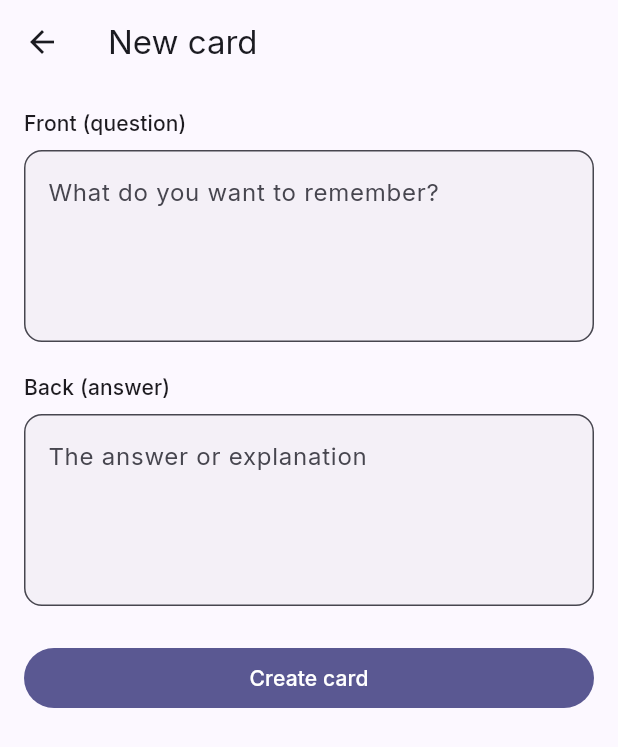
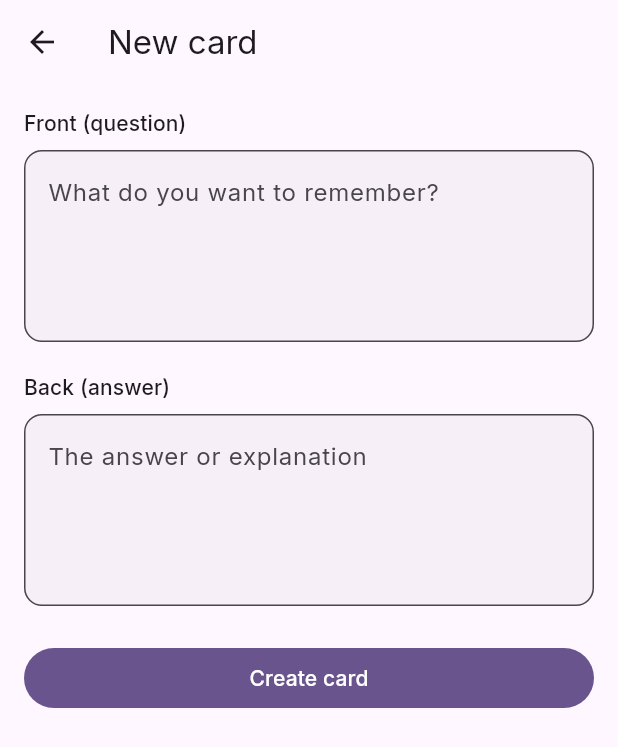
Before and after one commit to ErlendNukke/flashcards, a Flutter app: the screen it shows after launch, after a tap on "New card", on a phone screen of 412 x 824 dp. Shown: the top 747 px of the screen. Run offline on Flutter 3.47's test engine with Material 3 defaults, Android fonts, the phone set to English and light mode, and no system bars; our stand-ins replace google_fonts, shared_preferences; network calls fail.

Commit message:
Add Flashcards app icon and indigo web theme
Use flutter_launcher_icons from assets/icon/app_icon.png for Android, iOS,
and web (favicon, PWA, maskable, apple-touch-icon). Align manifest theme
color and production API URL with the live Render deployment.

Co-authored-by: ErlendNukke <ErlendNukke@users.noreply.github.com>

```diff
--- a/mobile/lib/core/config.dart
+++ b/mobile/lib/core/config.dart
@@ -1,4 +1,4 @@
 class AppConfig {
   /// Replace after Firebase deploy with your Render API URL.
-  static const String productionApiBaseUrl = 'https://flashcards-api.onrender.com';
+  static const String productionApiBaseUrl = 'https://flashcards-api-ugap.onrender.com';
 }
--- a/mobile/lib/theme/app_theme.dart
+++ b/mobile/lib/theme/app_theme.dart
@@ -2,7 +2,7 @@ import 'package:flutter/material.dart';
 import 'package:google_fonts/google_fonts.dart';
 
 ThemeData buildFlashcardsTheme() {
-  const seed = Color(0xFF4F46E5);
+  const seed = Color(0xFF4B2389);
   final colorScheme = ColorScheme.fromSeed(
     seedColor: seed,
     brightness: Brightness.light,
```
Also changed, not shown: mobile/pubspec.yaml (+13 -0 lines), mobile/assets/icon/app_icon.png (added), mobile/pubspec.lock, 45 other files.
